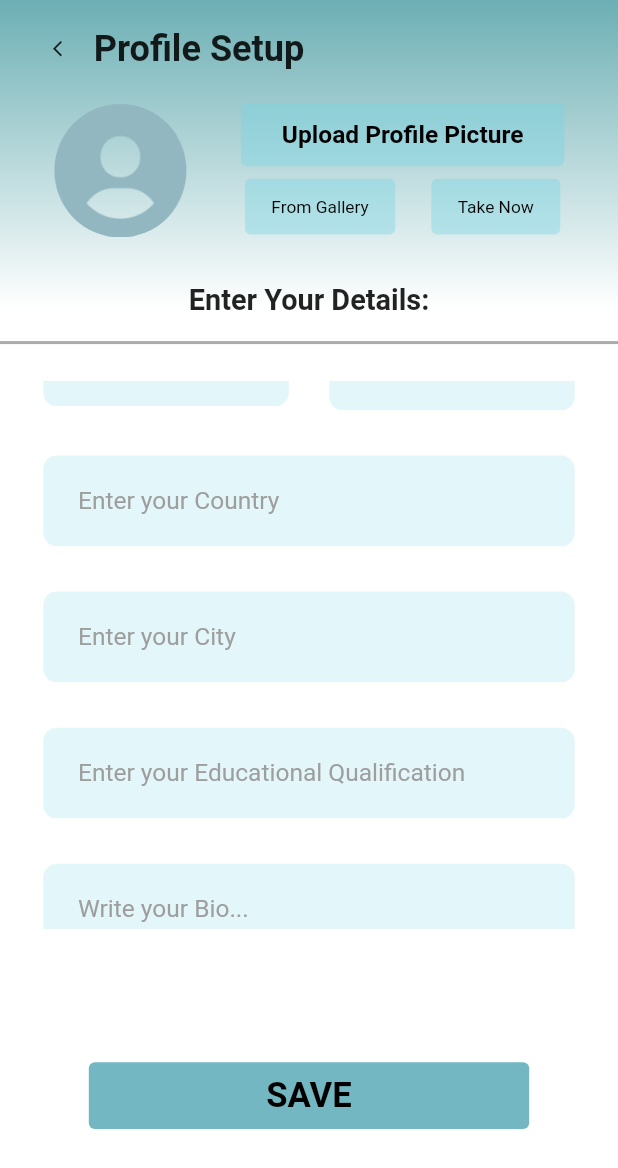
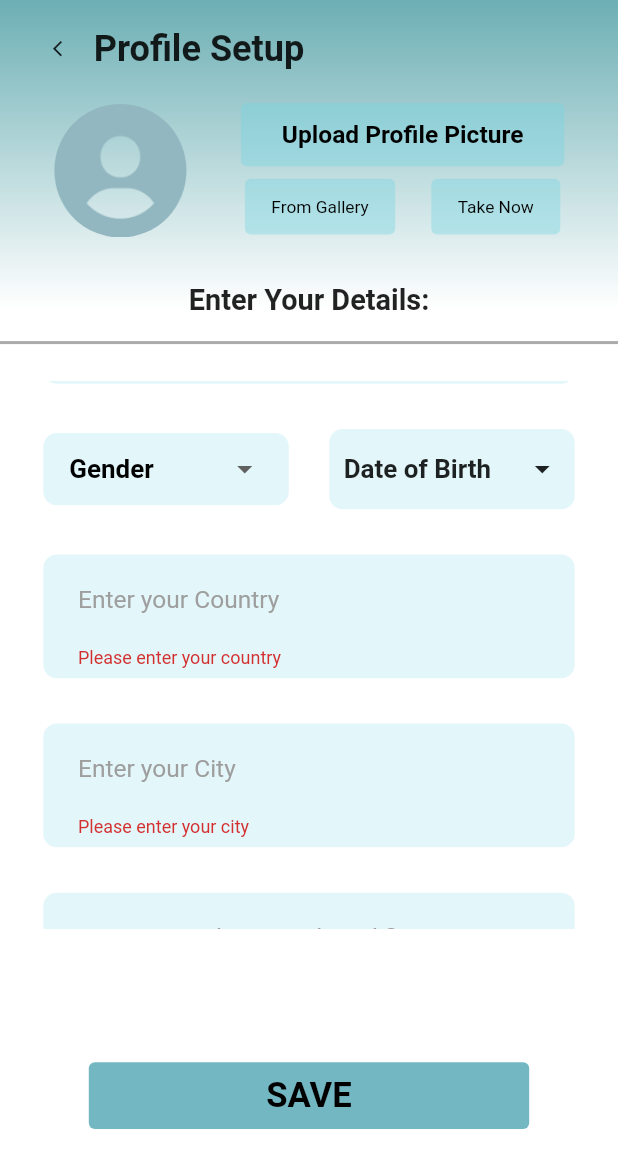
Before and after one commit to hackslash-nitp/cura, a Flutter app: the screen it shows after launch, scrolled down 397 dp, after a tap on "SAVE", on a phone screen of 412 x 824 dp. Shown: the top 1168 px of the screen. Run offline on Flutter 3.47's test engine with Material 2 defaults, Android fonts, the phone set to English and light mode, and no system bars; our stand-ins replace carousel_slider, cloud_firestore, firebase_auth, firebase_core, flutter_screenutil, image_picker; accounts and stored records are empty.

Commit message:
add form validation for profile_setup

```diff
--- a/lib/individual/account_setup.dart
+++ b/lib/individual/account_setup.dart
@@ -1,3 +1,4 @@
+import 'package:cura/shared/widgets/widgets.dart';
 import 'package:flutter/material.dart';
 import 'dart:io';
 import 'package:flutter_screenutil/flutter_screenutil.dart';
@@ -20,6 +21,8 @@ class _IndividualAccountSetupState extends State<IndividualAccountSetup> {
   final TextEditingController cityController = TextEditingController();
   final TextEditingController educationController = TextEditingController();
   final TextEditingController bioController = TextEditingController();
+
+  final _formKey = GlobalKey<FormState>();
 
   final buttonStyle = TextButton.styleFrom(
     backgroundColor: const Color.fromARGB(100, 117, 212, 227),
@@ -183,7 +186,9 @@ class _IndividualAccountSetupState extends State<IndividualAccountSetup> {
                     thickness: 2,
                     color: Color.fromRGBO(0, 0, 0, 0.33),
                   ),
-                  SizedBox(
+                  Form(
+                    key: _formKey,
+                    child: SizedBox(
                       height: 450.h,
                       width: double.infinity,
                       child: Padding(
@@ -192,22 +197,46 @@ class _IndividualAccountSetupState extends State<IndividualAccountSetup> {
                         child: ListView(
                           children: <Widget>[
                             getInputTextField(nameController, "Enter your Name",
-                              TextInputType.name),
+                                TextInputType.name, (val) {
+                              if (val == null || val.isEmpty) {
+                                return "Please enter your name";
+                              }
+                            }),
                             SizedBox(
                               height: 34.h,
                             ),
-                          getInputTextField(emailController, "Enter your Email",
-                              TextInputType.emailAddress),
+                            getInputTextField(
+                                emailController,
+                                "Enter your Email",
+                                TextInputType.emailAddress, (val) {
+                              if (val == null ||
+                                  val.isEmpty ||
+                                  !val.contains('@')) {
+                                return "Please enter a proper email address";
+                              }
+                            }),
                             SizedBox(
                               height: 34.h,
                             ),
-                          getInputTextField(phoneController,
-                              "Enter your Phone Number", TextInputType.number),
+                            getInputTextField(
+                                phoneController,
+                                "Enter your Phone Number",
+                                TextInputType.number, (val) {
+                              if (val == null || val.isEmpty) {
+                                return "Please enter your contact number";
+                              }
+                            }),
                             SizedBox(
                               height: 34.h,
                             ),
-                          getInputTextField(occupationController,
-                              "Enter your Occupation", TextInputType.name),
+                            getInputTextField(
+                                occupationController,
+                                "Enter your Occupation",
+                                TextInputType.name, (val) {
+                              if (val == null || val.isEmpty) {
+                                return "Please enter your occupation";
+                              }
+                            }),
                             SizedBox(
                               height: 34.h,
                             ),
@@ -217,11 +246,12 @@ class _IndividualAccountSetupState extends State<IndividualAccountSetup> {
                                 Container(
                                   width: 170.w,
                                   decoration: BoxDecoration(
-                                  color:
-                                      const Color.fromRGBO(117, 212, 227, 0.2),
+                                    color: const Color.fromRGBO(
+                                        117, 212, 227, 0.2),
                                     borderRadius: BorderRadius.circular(10.r),
                                   ),
-                                padding: EdgeInsets.symmetric(horizontal: 18.w),
+                                  padding:
+                                      EdgeInsets.symmetric(horizontal: 18.w),
                                   child: DropdownButtonHideUnderline(
                                     child: DropdownButton(
                                         value: userGender,
@@ -229,7 +259,7 @@ class _IndividualAccountSetupState extends State<IndividualAccountSetup> {
                                             fontSize: 18.sp,
                                             fontWeight: FontWeight.w700,
                                             color: Colors.black),
-                                      hint: Text("Select",
+                                        hint: Text("Gender",
                                             style: TextStyle(
                                                 fontSize: 18.sp,
                                                 fontWeight: FontWeight.w700,
@@ -249,7 +279,8 @@ class _IndividualAccountSetupState extends State<IndividualAccountSetup> {
                                 ),
                                 GestureDetector(
                                   onTap: () async {
-                                  final DateTime? picked = await showDatePicker(
+                                    final DateTime? picked =
+                                        await showDatePicker(
                                             context: context,
                                             initialDate: DateTime(2012, 1),
                                             firstDate: DateTime(1940, 1),
@@ -276,7 +307,7 @@ class _IndividualAccountSetupState extends State<IndividualAccountSetup> {
                                           MainAxisAlignment.spaceBetween,
                                       children: <Widget>[
                                         Text(
-                                        dob ?? "DD/MM/YYYY",
+                                          dob ?? "Date of Birth",
                                           style: TextStyle(
                                             fontSize: 18.sp,
                                             fontWeight: FontWeight.w700,
@@ -292,26 +323,44 @@ class _IndividualAccountSetupState extends State<IndividualAccountSetup> {
                             SizedBox(
                               height: 34.h,
                             ),
-                          getInputTextField(countryController,
-                              "Enter your Country", TextInputType.name),
+                            getInputTextField(
+                                countryController,
+                                "Enter your Country",
+                                TextInputType.name, (val) {
+                              if (val == null || val.isEmpty) {
+                                return "Please enter your country";
+                              }
+                            }),
                             SizedBox(
                               height: 34.h,
                             ),
                             getInputTextField(cityController, "Enter your City",
-                              TextInputType.name),
+                                TextInputType.name, (val) {
+                              if (val == null || val.isEmpty) {
+                                return "Please enter your city";
+                              }
+                            }),
                             SizedBox(
                               height: 34.h,
                             ),
                             getInputTextField(
                                 educationController,
                                 "Enter your Educational Qualification",
-                              TextInputType.name),
+                                TextInputType.name, (val) {
+                              if (val == null || val.isEmpty) {
+                                return "Please enter your name";
+                              }
+                            }),
                             SizedBox(
                               height: 34.h,
                             ),
-                          getInputTextField(bioController, "Write your Bio...",
-                              TextInputType.name),
+                            getInputTextField(
+                                bioController,
+                                "Write your Bio...",
+                                TextInputType.name,
+                                (val) {}),
                           ],
+                        ),
                       ),
                     ),
                   ),
@@ -324,7 +373,14 @@ class _IndividualAccountSetupState extends State<IndividualAccountSetup> {
                         borderRadius: BorderRadius.circular(10.r),
                       ),
                       child: TextButton(
-                        onPressed: () {},
+                        onPressed: () {
+                          if (_formKey.currentState!.validate() &&
+                              dob != null &&
+                              userGender != null) {
+                            CustomSnackbar.showSnackBar(
+                                context, "Processing Data", Colors.lightGreen);
+                          }
+                        },
                         style: TextButton.styleFrom(
                           backgroundColor: const Color(0xFF72B7C2),
                         ),
@@ -350,7 +406,7 @@ class _IndividualAccountSetupState extends State<IndividualAccountSetup> {
   }
 
   Container getInputTextField(TextEditingController controller, String hintText,
-      TextInputType inputType) {
+      TextInputType inputType, String? Function(String?) validator) {
     return Container(
       width: 365.w,
       decoration: BoxDecoration(
@@ -358,8 +414,9 @@ class _IndividualAccountSetupState extends State<IndividualAccountSetup> {
         borderRadius: BorderRadius.circular(10.r),
       ),
       padding: EdgeInsets.symmetric(horizontal: 24.w, vertical: 7.h),
-      child: TextField(
+      child: TextFormField(
         controller: controller,
+        validator: validator,
         keyboardType: inputType,
         style: TextStyle(
           color: const Color.fromARGB(255, 104, 104, 104),
```
Lines whose indentation alone changed are shown as unchanged.
